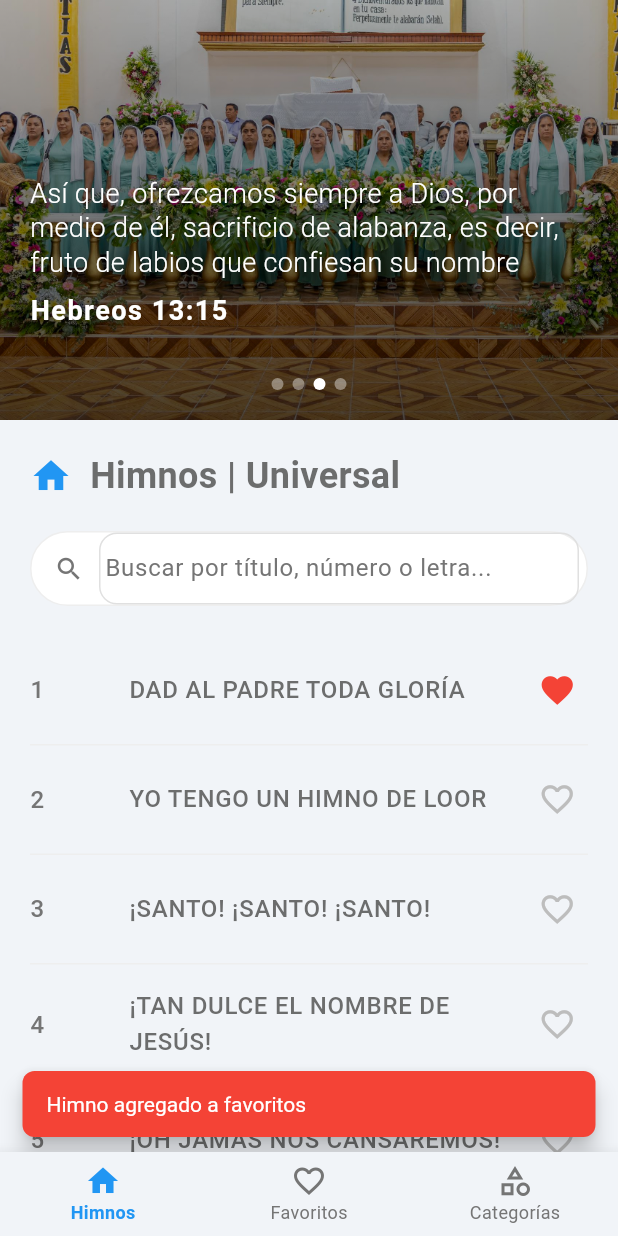
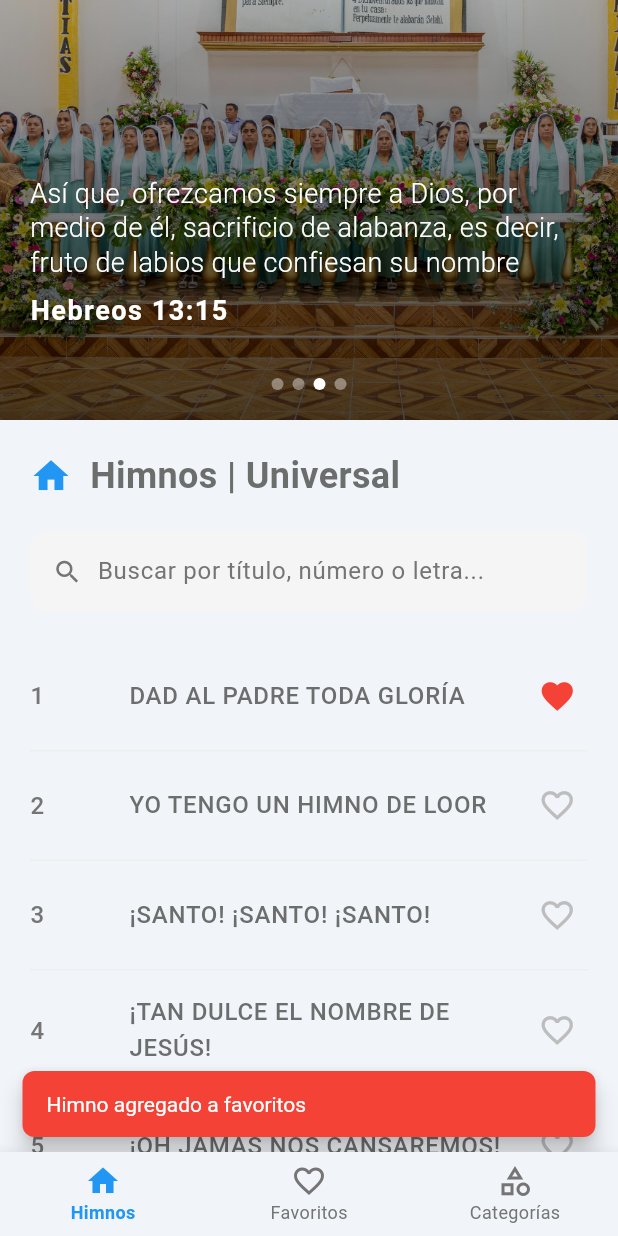
Before and after one commit to SamuelVillanuevaAguero/Himnario-Universal, a Flutter app: the screen it shows after launch, after a tap on the "favorite outline" icon, on a phone screen of 412 x 824 dp. Run offline on Flutter 3.47's test engine with Material 3 defaults, Android fonts, the phone set to English and light mode, and no system bars; our stand-ins replace audioplayers, shared_preferences.

Commit message:
Barra de búsqueda arrreglada

```diff
--- /dev/null
+++ b/devtools_options.yaml
@@ -0,0 +1,3 @@
+description: This file stores settings for Dart & Flutter DevTools.
+documentation: https://docs.flutter.dev/tools/devtools/extensions#configure-extension-enablement-states
+extensions:
--- a/lib/presentacion/pantallas/inicio/widgets/barra_busqueda.dart
+++ b/lib/presentacion/pantallas/inicio/widgets/barra_busqueda.dart
@@ -38,14 +38,9 @@ class _BarraBusquedaState extends State<BarraBusqueda> {
       margin: const EdgeInsets.symmetric(horizontal: 20),
       decoration: BoxDecoration(
         color: esModoOscuro
-            ? ColoresApp.fondoTarjeta
-            : ColoresApp.fondoSecundario,
-        borderRadius: BorderRadius.circular(25),
-        border: Border.all(
-          color: esModoOscuro
-              ? ColoresApp.bordeOscuro
-              : ColoresApp.divisor,
-        ),
+            ? const Color(0xFF2C2C2C)
+            : const Color(0xFFF5F5F5),
+        borderRadius: BorderRadius.circular(12),
       ),
       child: Row(
         children: [
@@ -71,7 +66,9 @@ class _BarraBusquedaState extends State<BarraBusqueda> {
                   fontSize: 16,
                 ),
                 border: InputBorder.none,
-                contentPadding: const EdgeInsets.symmetric(vertical: 12),
+                enabledBorder: InputBorder.none,
+                focusedBorder: InputBorder.none,
+                contentPadding: const EdgeInsets.symmetric(vertical: 15),
               ),
               style: TextStyle(
                 fontSize: 16,
--- a/lib/presentacion/widgets_comunes/estado_vacio.dart
+++ b/lib/presentacion/widgets_comunes/estado_vacio.dart
@@ -23,10 +23,11 @@ class EstadoVacio extends StatelessWidget {
   @override
   Widget build(BuildContext context) {
     return Center(
-      child: Padding(
+      child: SingleChildScrollView(
         padding: const EdgeInsets.all(32),
         child: Column(
           mainAxisAlignment: MainAxisAlignment.center,
+          mainAxisSize: MainAxisSize.min,
           children: [
             Icon(
               icono,
@@ -63,7 +64,7 @@ class EstadoVacio extends StatelessWidget {
               ),
             ],
             if (mensajeInformativo != null) ...[
-              const SizedBox(height: 32),
+              const SizedBox(height: 24),
               Container(
                 padding: const EdgeInsets.symmetric(
                   horizontal: 16,
```
Also changed, not shown: lib/presentacion/pantallas/categorias/widgets/barra_busqueda_categorias.dart (+28 -34 lines).
